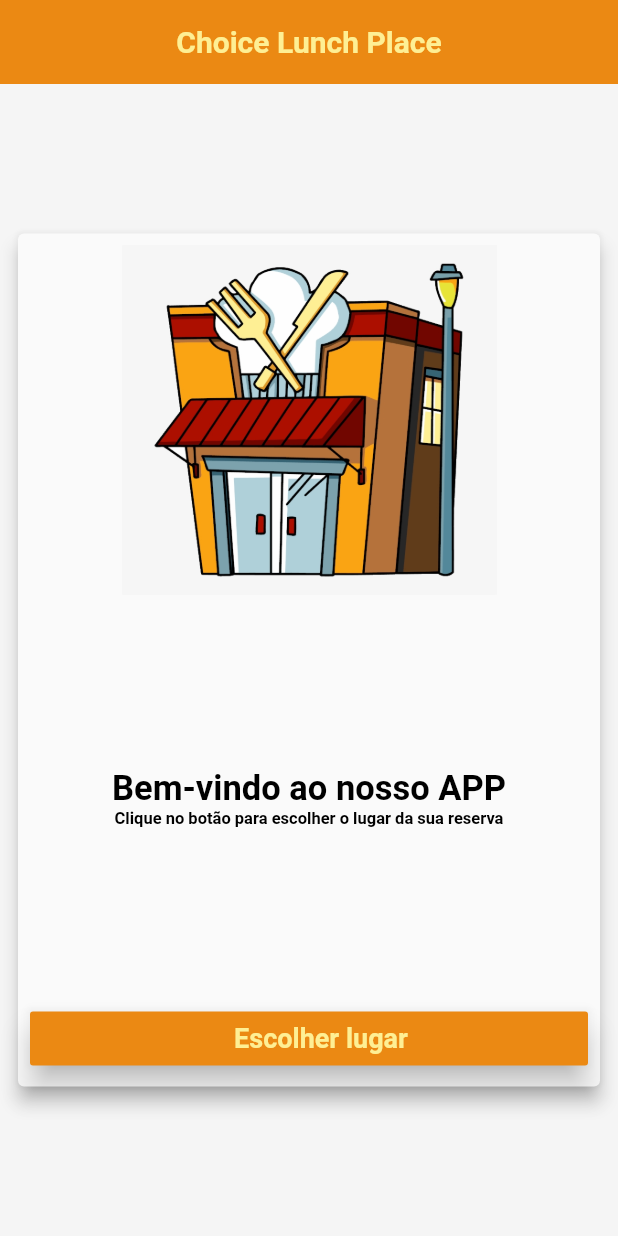
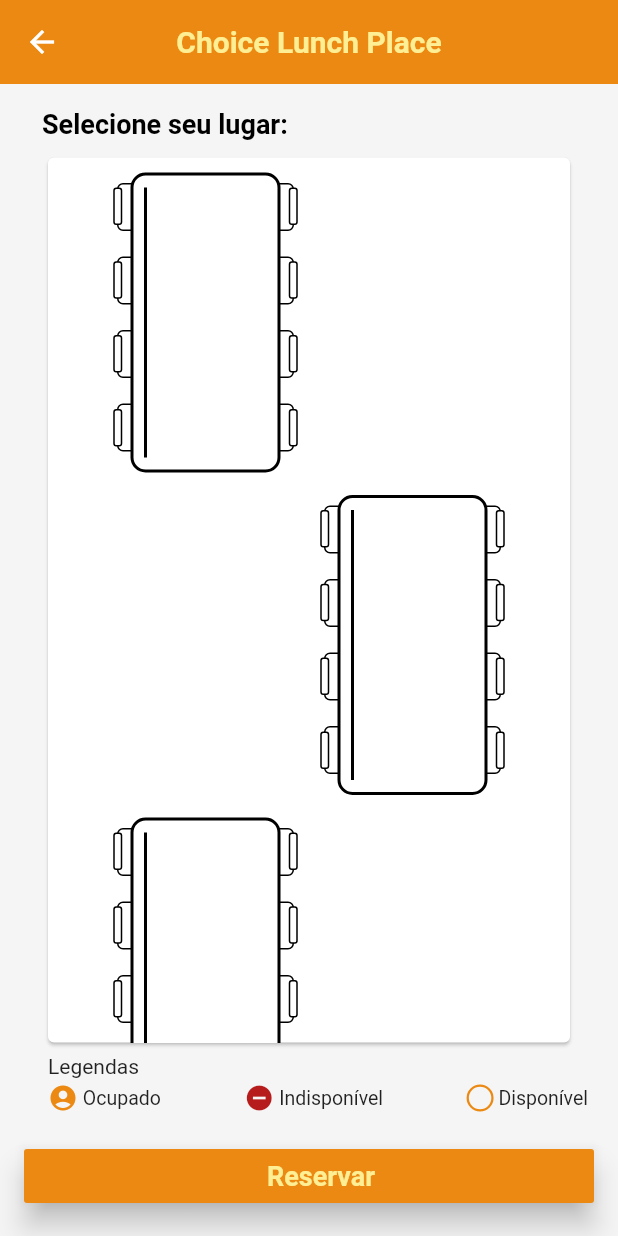
Before and after one commit to vitoriassia/choice-my-lunch-place, a Flutter app: the screen it shows after launch, after a tap on "Escolher lugar", on a phone screen of 412 x 824 dp. Run offline on Flutter 3.47's test engine with Material 2 defaults, Android fonts, the phone set to English and light mode, and no system bars; our stand-ins replace flutter_modular; missing offline and left inert: flutter_gifimage.

Commit message:
navegação entres os moduloes

```diff
--- a/lib/app/app_module.dart
+++ b/lib/app/app_module.dart
@@ -1,3 +1,4 @@
+import 'package:choicemylunchplace/app/modules/choice_place/choice_place_module.dart';
 import 'package:choicemylunchplace/app/modules/home/home_module.dart';
 import 'package:flutter_modular/flutter_modular.dart';
 
@@ -7,6 +8,7 @@ class AppModule extends Module {
 
   @override
   final List<ModularRoute> routes = [
-    ModuleRoute('/home', module: HomeModule())
+    ModuleRoute('/home', module: HomeModule()),
+    ModuleRoute('/choice_place', module: ChoicePlaceModule())
   ];
 }
--- /dev/null
+++ b/lib/app/modules/choice_place/ui/choice_place_page.dart
@@ -0,0 +1,159 @@
+import 'package:choicemylunchplace/app/modules/choice_place/ui/widgets/eight_seat_table.dart';
+import 'package:choicemylunchplace/app/shared/widgets/app_scaffold.dart';
+import 'package:choicemylunchplace/app/shared/widgets/success_message.dart';
+import 'package:choicemylunchplace/app/shared/widgets/sweet_button.dart';
+import 'package:choicemylunchplace/app/core/constants.dart';
+import 'package:flutter/material.dart';
+
+class ChoicePlacePage extends StatelessWidget {
+  @override
+  Widget build(BuildContext context) {
+    // ChoiceSeatStore bookinStore = Provider.of<ChoiceSeatStore>(context);
+    return AppScaffold(
+      body: Column(
+        children: [
+          Padding(
+              padding: const EdgeInsets.only(right: 12, left: 12),
+              child: Padding(
+                padding: const EdgeInsets.all(8),
+                child: Row(
+                  mainAxisAlignment: MainAxisAlignment.spaceBetween,
+                  children: <Widget>[
+                    Text('Selecione seu lugar:',
+                        style: kAppTitleBlack.copyWith(fontSize: 18)),
+                  ],
+                ),
+              )),
+          Expanded(
+            child: Container(
+              width: double.infinity,
+              padding: EdgeInsets.only(left: 20, right: 20),
+              child: Card(
+                child: SingleChildScrollView(
+                  child: Column(
+                    children: [
+                      Padding(
+                        padding: const EdgeInsets.only(
+                            left: 30, top: 10, bottom: 10),
+                        child: Align(
+                            alignment: Alignment.centerLeft,
+                            child: EightSeatTableContainer(0)),
+                      ),
+                      Padding(
+                        padding: const EdgeInsets.only(
+                            right: 30, top: 5, bottom: 10),
+                        child: Align(
+                            alignment: Alignment.centerRight,
+                            child: EightSeatTableContainer(1)),
+                      ),
+                      Padding(
+                        padding:
+                            const EdgeInsets.only(left: 30, top: 5, bottom: 10),
+                        child: Align(
+                            alignment: Alignment.centerLeft,
+                            child: EightSeatTableContainer(2)),
+                      ),
+                    ],
+                  ),
+                ),
+              ),
+            ),
+          ),
+          Padding(
+              padding: const EdgeInsets.only(
+                  right: 12, left: 24, top: 4, bottom: 10),
+              child: Column(
+                children: [
+                  Row(
+                    mainAxisAlignment: MainAxisAlignment.spaceBetween,
+                    children: <Widget>[
+                      Text('Legendas', style: TextStyle(fontSize: 14)),
+                    ],
+                  ),
+                  Padding(
+                    padding: const EdgeInsets.only(top: 3),
+                    child: Row(
+                      mainAxisAlignment: MainAxisAlignment.spaceBetween,
+                      children: <Widget>[
+                        Row(
+                          children: [
+                            Icon(
+                              Icons.account_circle,
+                              color: kPrimaryColor,
+                              size: 20,
+                            ),
+                            Text(
+                              ' Ocupado',
+                              style: TextStyle(fontSize: 13),
+                            ),
+                          ],
+                        ),
+                        Row(
+                          children: [
+                            Icon(
+                              Icons.remove_circle,
+                              color: Colors.red[900],
+                              size: 20,
+                            ),
+                            Text(
+                              ' Indisponível',
+                              style: TextStyle(fontSize: 13),
+                            ),
+                          ],
+                        ),
+                        Row(
+                          children: [
+                            Container(
+                              decoration: BoxDecoration(
+                                  border: Border.all(
+                                      color: kPrimaryColor, width: 1.5),
+                                  shape: BoxShape.circle),
+                              width: 18,
+                              height: 18,
+                            ),
+                            Text(
+                              ' Disponível',
+                              style: TextStyle(fontSize: 13),
+                            ),
+                          ],
+                        ),
+                      ],
+                    ),
+                  ),
+                ],
+              )),
+          Padding(
+            padding: const EdgeInsets.all(8.0),
+            child: SweetButton(
+                onPressed: () async {
+                  showDialog(
+                    barrierDismissible: true,
+                    context: context,
+                    builder: (BuildContext context) {
+                      return SuccessAlertDialog();
+                    },
+                  );
+                },
+                text: 'Reservar'),
+          )
+          // bookinStore.isSelectSeat()
+          //     ? Padding
+          //         padding: const EdgeInsets.all(8.0),
+          //         child: SweetButton(
+          //             onPressed: () async {
+          //               showDialog(
+          //                 barrierDismissible: true,
+          //                 context: context,
+          //                 builder: (BuildContext context) {
+          //                   return SuccessAlertDialog();
+          //                 },
+          //               );
+          //             },
+          //             text: 'Reservar'),
+          //       )(
+          //     : Container()
+        ],
+      ),
+    );
+  }
+}
--- a/lib/app/modules/choice_place/ui/widgets/icon_info_chair.dart
+++ b/lib/app/modules/choice_place/ui/widgets/icon_info_chair.dart
@@ -50,8 +50,8 @@ getWigetIcon(SeatModel seat, context, table) {
     case StatusSeat.Available:
       return iconAvailableSeat(() {
         seat.isSelect = !seat.isSelect;
-        Provider.of<ChoiceSeatStore>(context, listen: false)
-            .setSeatListisSelect(seat, table);
+        // Provider.of<ChoiceSeatStore>(context, listen: false)
+        //     .setSeatListisSelect(seat, table);
       }, seat.isSelect);
       break;
     default:
--- a/lib/app/modules/home/home_page.dart
+++ b/lib/app/modules/home/home_page.dart
@@ -3,6 +3,7 @@ import 'package:choicemylunchplace/app/shared/widgets/app_scaffold.dart';
 import 'package:choicemylunchplace/app/core/constants.dart';
 
 import 'package:flutter/material.dart';
+import 'package:flutter_modular/flutter_modular.dart';
 
 class HomePage extends StatelessWidget {
   @override
@@ -46,7 +47,7 @@ class HomePage extends StatelessWidget {
                     color: kPrimaryColor,
                     textcolor: kSecondColor,
                     onPressed: () {
-                      // Navigator.pushNamed(context, ChoiceSeatScreen.id);
+                      Modular.to.pushNamed('/choice_place/');
                     },
                   ),
                 ],
--- a/lib/app/shared/widgets/success_message.dart
+++ b/lib/app/shared/widgets/success_message.dart
@@ -2,6 +2,7 @@ import 'package:choicemylunchplace/app/shared/widgets/sweet_button.dart';
 import 'package:choicemylunchplace/app/core/constants.dart';
 import 'package:flutter/material.dart';
 import 'package:flutter_gifimage/flutter_gifimage.dart';
+import 'package:flutter_modular/flutter_modular.dart';
 
 class SuccessAlertDialog extends StatefulWidget {
   @override
@@ -53,8 +54,7 @@ class _SuccessAlertDialogState extends State<SuccessAlertDialog>
                 textcolor: kSecondColor,
                 color: kPrimaryColor,
                 onPressed: () {
-                  // Navigator.pushNamedAndRemoveUntil(
-                  //     context, HomeScreen.id, (route) => false);
+                  Modular.to.navigate('/home/');
                 },
               )
             ],
```
Also changed, not shown: lib/app/modules/choice_place/choice_place_module.dart (+8 -145 lines), lib/app/modules/choice_place/ui/widgets/eight_seat_table.dart (+17 -20 lines).
